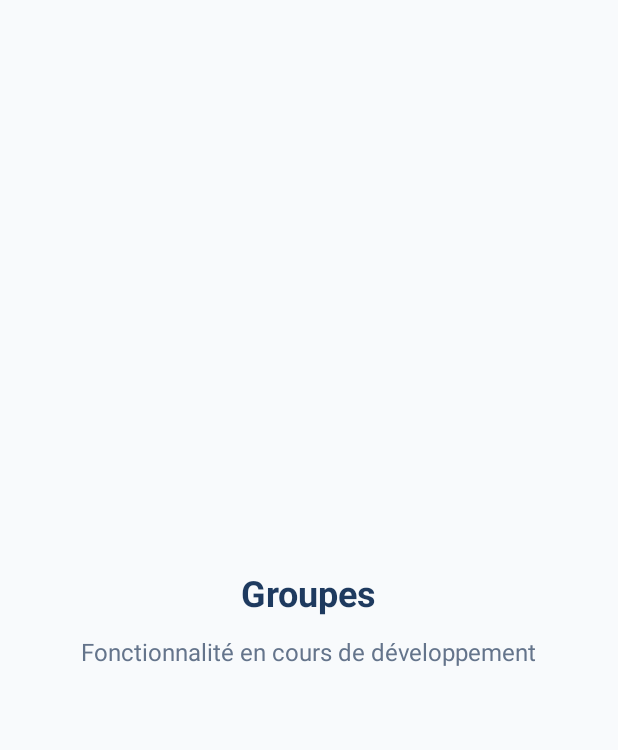
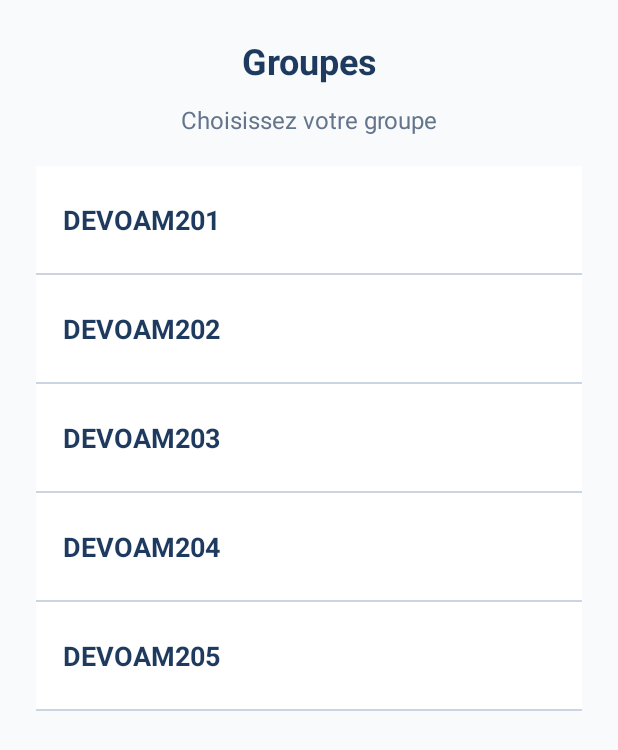
Before and after one commit to hafsaelotmani/PresenceManager, an Android app: the GroupesActivity screen opened directly, with no data from a screen before it, on a phone screen of 412 x 824 dp. Shown: the top 750 px of the screen. Run offline under Robolectric (Android 15) with nearby library versions, the phone set to English and light mode, and no system bars.

Commit message:
Ajout des groupes DEVOAM

```diff
--- a/app/src/main/java/com/example/presencemanager/Dashboar.kt
+++ b/app/src/main/java/com/example/presencemanager/Dashboar.kt
@@ -131,7 +131,6 @@ class Dashboar : AppCompatActivity() {
                 actionMode = startSupportActionMode(cabCallback)
             }
         }
-
         val btnPopup = findViewById<Button>(R.id.btnPopup)
         btnPopup.setOnClickListener {
             val popupMenu = PopupMenu(this, btnPopup)
@@ -156,15 +155,14 @@ class Dashboar : AppCompatActivity() {
             popupMenu.show()
         }
     }
-
     private fun afficherInfosDeveloppeur() {
         val dialogue = AlertDialog.Builder(this)
             .setTitle("Informations du développeur")
             .setMessage(
                 "Application : PrésenceManager\n" +
                         "Version : 1.0\n" +
-                        "Développeur : NOM_PRENOM\n" +
-                        "GitHub : https://github.com/VOTRE_IDENTIFIANT/PresenceManager"
+                        "Développeur : ELOTMANI_HAFSA\n" +
+                        "GitHub : https://github.com/hafsaelotmani/PresenceManager"
             )
             .setPositiveButton("OK", null)
             .show()
--- /dev/null
+++ b/app/src/main/java/com/example/presencemanager/Groupe.kt
@@ -0,0 +1,6 @@
+package com.example.presencemanager
+
+data class Groupe(
+    val nom: String,
+    val description: String
+)
--- /dev/null
+++ b/app/src/main/java/com/example/presencemanager/GroupeAdapter.kt
@@ -0,0 +1,41 @@
+package com.example.presencemanager
+
+import android.content.Context
+import android.view.LayoutInflater
+import android.view.View
+import android.view.ViewGroup
+import android.widget.BaseAdapter
+import android.widget.TextView
+
+class GroupeAdapter(
+    private val context: Context,
+    private val groupes: List<Groupe>
+) : BaseAdapter() {
+
+    override fun getCount(): Int {
+        return groupes.size
+    }
+
+    override fun getItem(position: Int): Groupe {
+        return groupes[position]
+    }
+
+    override fun getItemId(position: Int): Long {
+        return position.toLong()
+    }
+
+    override fun getView(
+        position: Int,
+        convertView: View?,
+        parent: ViewGroup
+    ): View {
+
+        val view = convertView ?: LayoutInflater.from(context)
+            .inflate(R.layout.item_groupe, parent, false)
+        val txtNom = view.findViewById<TextView>(
+            R.id.txtNomGroupe
+        )
+        txtNom.text = groupes[position].nom
+        return view
+    }
+}
--- a/app/src/main/java/com/example/presencemanager/GroupesActivity.kt
+++ b/app/src/main/java/com/example/presencemanager/GroupesActivity.kt
@@ -1,11 +1,38 @@
 package com.example.presencemanager
 
 import android.os.Bundle
+import android.widget.ListView
+import android.widget.Toast
 import androidx.appcompat.app.AppCompatActivity
 
 class GroupesActivity : AppCompatActivity() {
+
     override fun onCreate(savedInstanceState: Bundle?) {
         super.onCreate(savedInstanceState)
         setContentView(R.layout.activity_groupes)
+
+        val listView = findViewById<ListView>(R.id.list)
+
+        val groupes = listOf(
+            Groupe("DEVOAM201", "Groupe de développement"),
+            Groupe("DEVOAM202", "Groupe de développement"),
+            Groupe("DEVOAM203", "Groupe de développement"),
+            Groupe("DEVOAM204", "Groupe de développement"),
+            Groupe("DEVOAM205", "Groupe de développement")
+        )
+
+        val adapter = GroupeAdapter(this, groupes)
+
+        listView.adapter = adapter
+
+        listView.setOnItemClickListener { _, _, position, _ ->
+            val groupe = groupes[position]
+
+            Toast.makeText(
+                this,
+                "Groupe sélectionné : ${groupe.nom}",
+                Toast.LENGTH_SHORT
+            ).show()
+        }
     }
 }
--- a/app/src/main/res/layout/activity_groupes.xml
+++ b/app/src/main/res/layout/activity_groupes.xml
@@ -3,23 +3,34 @@
     android:layout_width="match_parent"
     android:layout_height="match_parent"
     android:orientation="vertical"
-    android:gravity="center"
     android:padding="24dp"
     android:background="#F8FAFC">
 
     <TextView
-        android:layout_width="wrap_content"
+        android:layout_width="match_parent"
         android:layout_height="wrap_content"
         android:text="Groupes"
+        android:gravity="center"
         android:textColor="#1E3A5F"
         android:textSize="24sp"
         android:textStyle="bold" />
 
     <TextView
-        android:layout_width="wrap_content"
+        android:layout_width="match_parent"
         android:layout_height="wrap_content"
         android:layout_marginTop="12dp"
-        android:text="Fonctionnalité en cours de développement"
+        android:text="Choisissez votre groupe"
+        android:gravity="center"
         android:textColor="#64748B"
         android:textSize="16sp" />
+
+    <ListView
+        android:id="@+id/list"
+        android:layout_width="match_parent"
+        android:layout_height="0dp"
+        android:layout_weight="1"
+        android:layout_marginTop="20dp"
+        android:divider="#CBD5E1"
+        android:dividerHeight="1dp" />
+
 </LinearLayout>
--- /dev/null
+++ b/app/src/main/res/layout/item_groupe.xml
@@ -0,0 +1,26 @@
+<?xml version="1.0" encoding="utf-8"?>
+<LinearLayout xmlns:android="http://schemas.android.com/apk/res/android"
+    android:layout_width="match_parent"
+    android:layout_height="wrap_content"
+    android:orientation="horizontal"
+    android:gravity="center_vertical"
+    android:padding="18dp"
+    android:background="#FFFFFF">
+
+    <TextView
+        android:id="@+id/txtNomGroupe"
+        android:layout_width="match_parent"
+        android:layout_height="wrap_content"
+        android:text="DEVOAM201"
+        android:textSize="18sp"
+        android:textColor="#1E3A5F"
+        android:textStyle="bold"/>
+
+    <TextView
+        android:layout_width="wrap_content"
+        android:layout_height="wrap_content"
+        android:text="›"
+        android:textSize="26sp"
+        android:textColor="#64748B" />
+
+</LinearLayout>
--- a/app/src/main/res/menu/menu_cab_dashboard.xml
+++ b/app/src/main/res/menu/menu_cab_dashboard.xml
@@ -3,6 +3,7 @@
     xmlns:app="http://schemas.android.com/apk/res-auto">
 
     <item
+
         android:id="@+id/action_afficher"
         android:title="Afficher"
         app:showAsAction="ifRoom|withText" />
```
